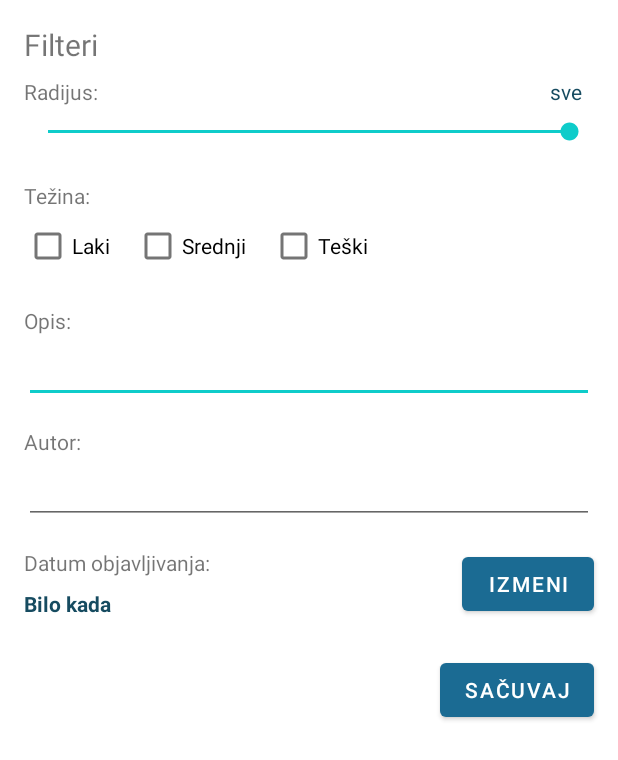
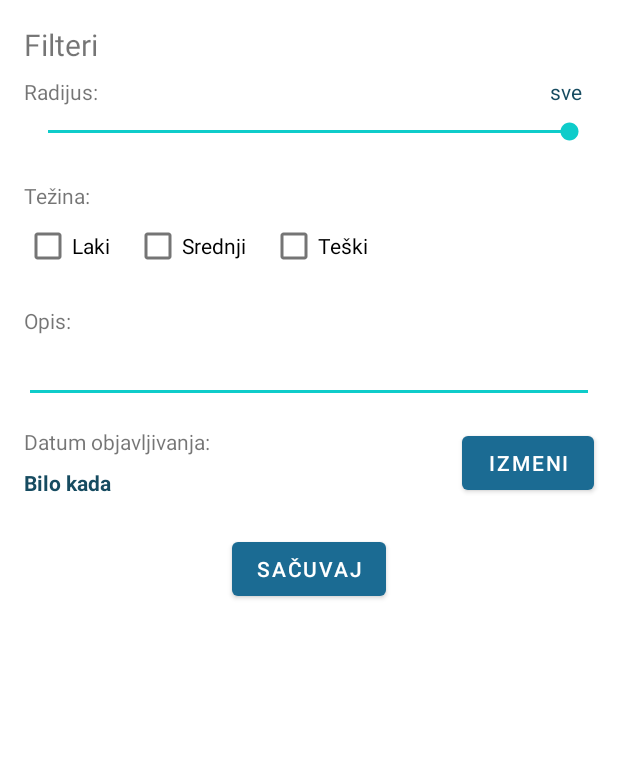
Before and after one commit to bazlooka/elfak-mosis, an Android app: the layout dialog_filter.xml on its own in the app's theme, with its tools: preview values and no code run, on a phone screen of 412 x 824 dp. Shown: the top 760 px of the screen. Run offline under Robolectric (Android 15) with nearby library versions, the phone set to English and light mode, and no system bars.

Commit message:
Finished map filter

```diff
--- a/app/build.gradle
+++ b/app/build.gradle
@@ -11,7 +11,7 @@ android {
 
     defaultConfig {
         applicationId "elfak.mosis.caching"
-        minSdk 28
+        minSdk 31
         targetSdk 33
         versionCode 1
         versionName "1.0"
--- a/app/src/main/java/elfak/mosis/caching/data/Cache.kt
+++ b/app/src/main/java/elfak/mosis/caching/data/Cache.kt
@@ -1,6 +1,5 @@
 package elfak.mosis.caching.data
 
-import com.google.firebase.Timestamp
 
 /**
  * Created by Luka Kocić on 09-Jul-23.
@@ -9,8 +8,8 @@ data class Cache(
     var type: CacheType,
     var desc: String,
     var authorUid: String,
-    var datePublished: Timestamp?,
-    var dateLastUpdated: Timestamp?,
+    var datePublished: Long?,
+    var dateLastUpdated: Long?,
     var lat: Double,
     var lng: Double
 ) {
--- a/app/src/main/java/elfak/mosis/caching/data/Filter.kt
+++ b/app/src/main/java/elfak/mosis/caching/data/Filter.kt
@@ -7,7 +7,6 @@ data class Filter(
     val radius: Int,
     val selectedTypes: Array<CacheType>,
     val desc: String,
-    val author: String,
     val startTime: Long?,
     val endTime: Long?
 ) {
--- a/app/src/main/java/elfak/mosis/caching/fragments/CacheFragment.kt
+++ b/app/src/main/java/elfak/mosis/caching/fragments/CacheFragment.kt
@@ -99,7 +99,7 @@ class CacheFragment : Fragment() {
                                 binding.tvCacheAuthor.text =
                                     "${author.firstName} ${author.lastName}"
                                 binding.tvCacheDate.text =
-                                    getDateTimeInstance().format(c.datePublished!!.toDate())
+                                    getDateTimeInstance().format(c.datePublished)
                                 checkLocation()
                                 listenToLog()
                             }
--- a/app/src/main/java/elfak/mosis/caching/fragments/CacheListFragment.kt
+++ b/app/src/main/java/elfak/mosis/caching/fragments/CacheListFragment.kt
@@ -80,7 +80,7 @@ class CacheListFragment : Fragment() {
             return
         }
         locationManager.requestLocationUpdates(
-            LocationManager.GPS_PROVIDER,
+            LocationManager.FUSED_PROVIDER,
             0L,
             0f,
             locationListener
--- a/app/src/main/java/elfak/mosis/caching/fragments/CreateCacheFragment.kt
+++ b/app/src/main/java/elfak/mosis/caching/fragments/CreateCacheFragment.kt
@@ -18,7 +18,6 @@ import androidx.navigation.fragment.findNavController
 import com.bumptech.glide.Glide
 import com.firebase.geofire.GeoFire
 import com.firebase.geofire.GeoLocation
-import com.google.firebase.Timestamp
 import com.google.firebase.auth.ktx.auth
 import com.google.firebase.database.ktx.database
 import com.google.firebase.database.ktx.getValue
@@ -124,7 +123,7 @@ class CreateCacheFragment : Fragment() {
             }
         }
         val desc = binding.editTextTextMultiLine.text.toString()
-        val currTime = Timestamp.now()
+        val currTime = System.currentTimeMillis()
 
         val cache = Cache(
             cacheType,
--- a/app/src/main/java/elfak/mosis/caching/model/FilterViewModel.kt
+++ b/app/src/main/java/elfak/mosis/caching/model/FilterViewModel.kt
@@ -15,7 +15,6 @@ class FilterViewModel : ViewModel() {
             100,
             arrayOf(CacheType.EASY, CacheType.MEDIUM, CacheType.HARD),
             "",
-            "",
             null,
             null
         )
--- a/app/src/main/res/layout/dialog_filter.xml
+++ b/app/src/main/res/layout/dialog_filter.xml
@@ -16,18 +16,6 @@
         app:layout_constraintStart_toStartOf="parent"
         app:layout_constraintTop_toBottomOf="@+id/textView6" />
 
-    <EditText
-        android:id="@+id/etFilterAuthor"
-        android:layout_width="0dp"
-        android:layout_height="wrap_content"
-        android:layout_marginStart="16dp"
-        android:layout_marginEnd="16dp"
-        android:ems="10"
-        android:inputType="text"
-        app:layout_constraintEnd_toEndOf="parent"
-        app:layout_constraintStart_toStartOf="parent"
-        app:layout_constraintTop_toBottomOf="@+id/textView7" />
-
     <TextView
         android:id="@+id/textView2"
         android:layout_width="wrap_content"
@@ -43,11 +31,11 @@
         android:id="@+id/btnAppyFilter"
         android:layout_width="wrap_content"
         android:layout_height="wrap_content"
-        android:layout_marginEnd="16dp"
         android:layout_marginBottom="16dp"
         android:text="Sačuvaj"
         app:layout_constraintBottom_toBottomOf="parent"
-        app:layout_constraintEnd_toEndOf="parent" />
+        app:layout_constraintEnd_toEndOf="parent"
+        app:layout_constraintStart_toStartOf="parent" />
 
     <SeekBar
         android:id="@+id/sbRadius"
@@ -132,16 +120,6 @@
         app:layout_constraintTop_toBottomOf="@+id/cbFilterEasy" />
 
     <TextView
-        android:id="@+id/textView7"
-        android:layout_width="wrap_content"
-        android:layout_height="wrap_content"
-        android:layout_marginStart="16dp"
-        android:layout_marginTop="16dp"
-        android:text="Autor:"
-        app:layout_constraintStart_toStartOf="parent"
-        app:layout_constraintTop_toBottomOf="@+id/etFilterDesc" />
-
-    <TextView
         android:id="@+id/textView8"
         android:layout_width="wrap_content"
         android:layout_height="wrap_content"
@@ -149,7 +127,7 @@
         android:layout_marginTop="16dp"
         android:text="Datum objavljivanja:"
         app:layout_constraintStart_toStartOf="parent"
-        app:layout_constraintTop_toBottomOf="@+id/etFilterAuthor" />
+        app:layout_constraintTop_toBottomOf="@+id/etFilterDesc" />
 
     <TextView
         android:id="@+id/tvFilterDate"
```
Also changed, not shown: app/src/main/java/elfak/mosis/caching/fragments/MapFragment.kt (+21 -12 lines), app/src/main/java/elfak/mosis/caching/services/FilterService.kt (+19 -2 lines).
